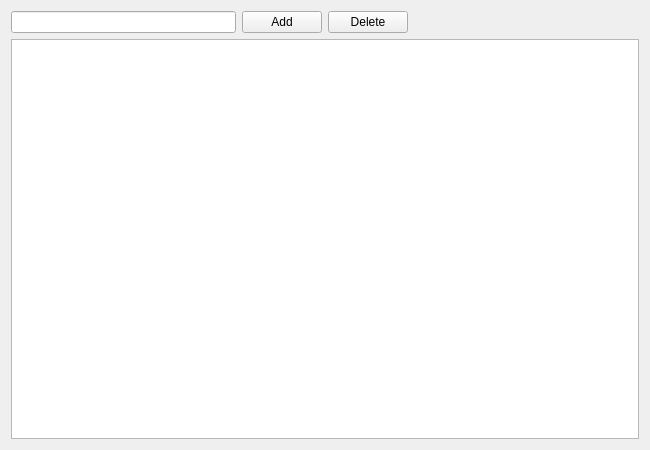
inkgnt/CryptPass, file mainwindowwidget.ui: the form before one commit.
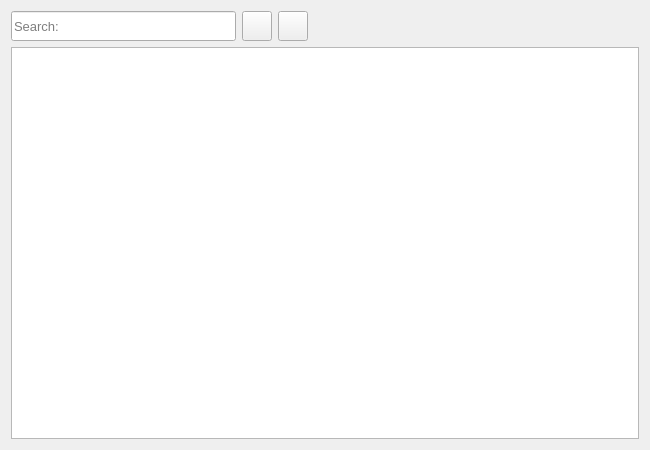
The form after the commit. Icons and pictures are not drawn.

Commit message: UI improvements, added search functional

```diff
--- a/mainwindowwidget.ui
+++ b/mainwindowwidget.ui
@@ -23,42 +23,95 @@
    <enum>Qt::LayoutDirection::LeftToRight</enum>
   </property>
   <layout class="QGridLayout" name="gridLayout">
+   <item row="0" column="3">
+    <spacer name="horizontalSpacer_2">
+     <property name="orientation">
+      <enum>Qt::Orientation::Horizontal</enum>
+     </property>
+     <property name="sizeHint" stdset="0">
+      <size>
+       <width>184</width>
+       <height>20</height>
+      </size>
+     </property>
+    </spacer>
+   </item>
+   <item row="0" column="1">
+    <widget class="QPushButton" name="pushButton">
+     <property name="sizePolicy">
+      <sizepolicy hsizetype="Fixed" vsizetype="Fixed">
+       <horstretch>0</horstretch>
+       <verstretch>0</verstretch>
+      </sizepolicy>
+     </property>
+     <property name="minimumSize">
+      <size>
+       <width>30</width>
+       <height>30</height>
+      </size>
+     </property>
+     <property name="text">
+      <string/>
+     </property>
+     <property name="icon">
+      <iconset theme="QIcon::ThemeIcon::ListAdd"/>
+     </property>
+    </widget>
+   </item>
+   <item row="1" column="0" colspan="5">
+    <widget class="QListWidget" name="listWidget">
+     <property name="font">
+      <font>
+       <pointsize>10</pointsize>
+      </font>
+     </property>
+    </widget>
+   </item>
    <item row="0" column="0">
     <widget class="QLineEdit" name="lineEdit">
+     <property name="sizePolicy">
+      <sizepolicy hsizetype="Expanding" vsizetype="Fixed">
+       <horstretch>0</horstretch>
+       <verstretch>0</verstretch>
+      </sizepolicy>
+     </property>
      <property name="minimumSize">
       <size>
        <width>225</width>
-       <height>0</height>
+       <height>30</height>
       </size>
      </property>
-    </widget>
-   </item>
-   <item row="0" column="1">
-    <widget class="QPushButton" name="pushButton">
-     <property name="text">
-      <string>Add</string>
+     <property name="font">
+      <font>
+       <pointsize>10</pointsize>
+      </font>
+     </property>
+     <property name="placeholderText">
+      <string>Search:</string>
      </property>
     </widget>
    </item>
    <item row="0" column="2">
     <widget class="QPushButton" name="pushButton_2">
-     <property name="text">
-      <string>Delete</string>
+     <property name="sizePolicy">
+      <sizepolicy hsizetype="Fixed" vsizetype="Fixed">
+       <horstretch>0</horstretch>
+       <verstretch>0</verstretch>
+      </sizepolicy>
      </property>
-    </widget>
-   </item>
-   <item row="0" column="3">
-    <spacer name="horizontalSpacer_2">
-     <property name="orientation">
-      <enum>Qt::Orientation::Horizontal</enum>
-     </property>
-     <property name="sizeHint" stdset="0">
+     <property name="minimumSize">
       <size>
-       <width>184</width>
-       <height>20</height>
+       <width>30</width>
+       <height>30</height>
       </size>
      </property>
-    </spacer>
+     <property name="text">
+      <string/>
+     </property>
+     <property name="icon">
+      <iconset theme="QIcon::ThemeIcon::EditDelete"/>
+     </property>
+    </widget>
    </item>
    <item row="0" column="4">
     <spacer name="horizontalSpacer">
```
Left out of the diff: 3 changed lines with no effect on the pictures. The commit also changes 7 other files.
